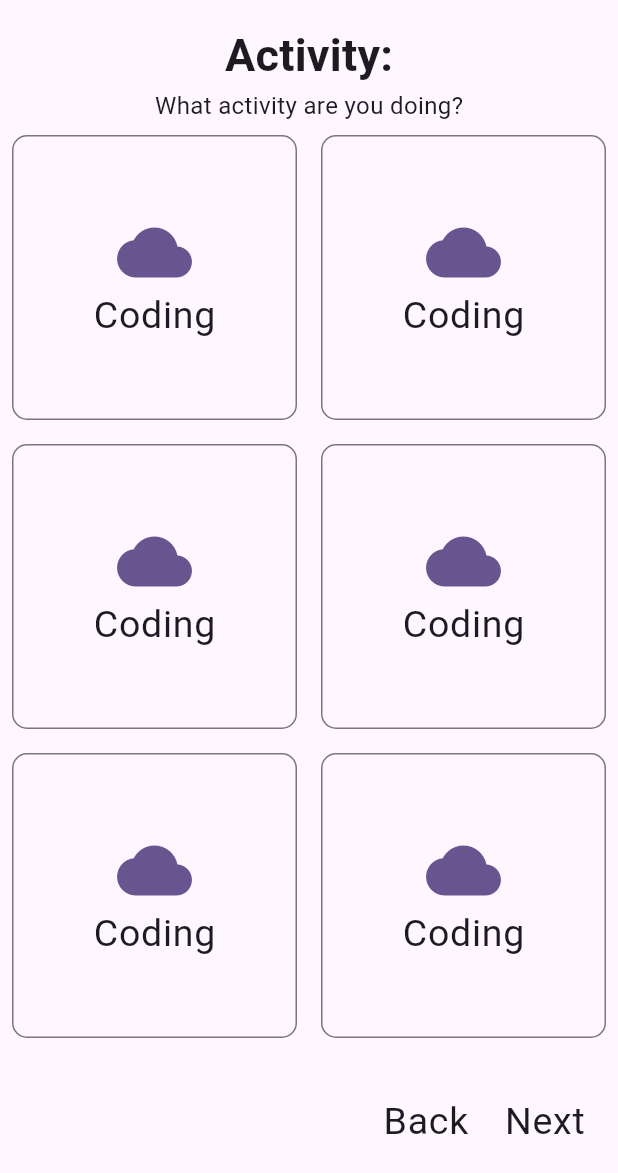
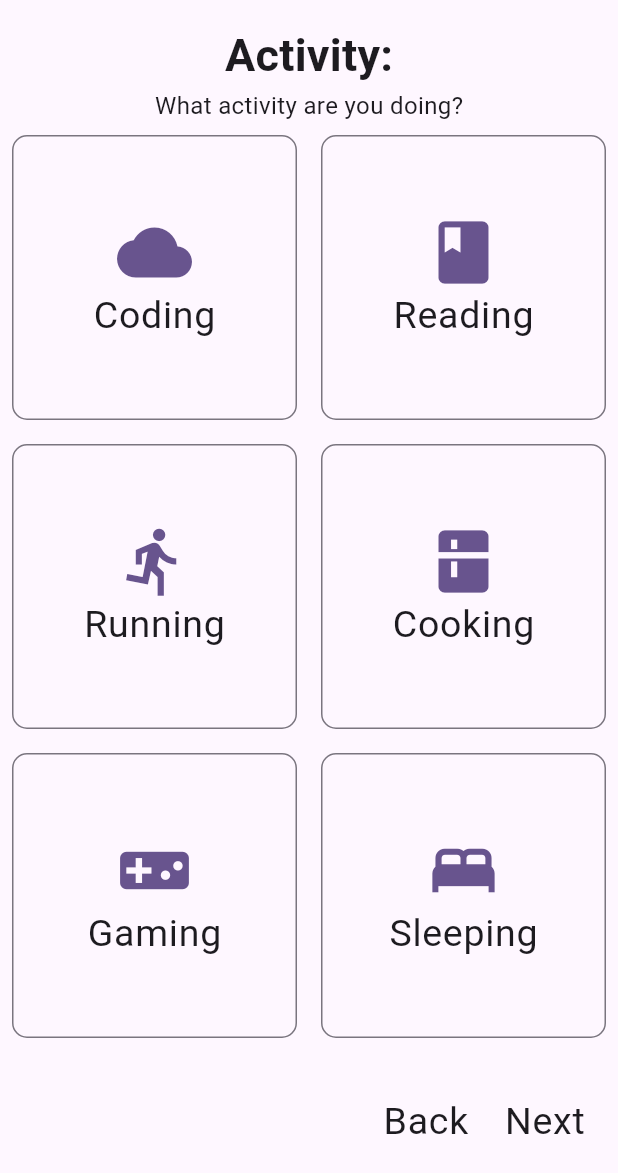
Before and after one commit to EonMurph/FooTime, a Flutter app: the TrackingPage screen opened directly, after a tap on "Next", on a phone screen of 412 x 824 dp, the part 63-1236 px from its top. Run offline on Flutter 3.47's test engine with Material 3 defaults, Android fonts, the phone set to English and light mode, and no system bars.

Commit message:
refactor: changed test data and text displayed above allocation sliders

```diff
--- a/lib/pages/tracker_page.dart
+++ b/lib/pages/tracker_page.dart
@@ -1,5 +1,3 @@
-import 'dart:math';
-
 import 'package:foo_time/pages/tracker_pages/how_long_page.dart';
 import 'package:foo_time/pages/tracker_pages/who_what_page.dart';
 import 'package:foo_time/utils/activity.dart';
@@ -29,19 +27,17 @@
   Widget build(BuildContext context) {
     final List<Activity> activities = const [
       Activity(id: 1, name: 'Coding', icon: Icons.cloud),
-      Activity(id: 1, name: 'Coding', icon: Icons.cloud),
-      Activity(id: 1, name: 'Coding', icon: Icons.cloud),
-      Activity(id: 1, name: 'Coding', icon: Icons.cloud),
-      Activity(id: 1, name: 'Coding', icon: Icons.cloud),
-      Activity(id: 1, name: 'Coding', icon: Icons.cloud),
+      Activity(id: 2, name: 'Reading', icon: Icons.book),
+      Activity(id: 3, name: 'Running', icon: Icons.directions_run),
+      Activity(id: 4, name: 'Cooking', icon: Icons.kitchen),
+      Activity(id: 5, name: 'Gaming', icon: Icons.videogame_asset),
+      Activity(id: 6, name: 'Sleeping', icon: Icons.bed),
     ];
     final List<Person> people = const [
       Person(id: 1, name: 'John', icon: Icons.person),
-      Person(id: 1, name: 'John', icon: Icons.person),
-      Person(id: 1, name: 'John', icon: Icons.person),
-      Person(id: 1, name: 'John', icon: Icons.person),
-      Person(id: 1, name: 'John', icon: Icons.person),
-      Person(id: 1, name: 'John', icon: Icons.person),
+      Person(id: 2, name: 'Jane', icon: Icons.person_outline),
+      Person(id: 3, name: 'Alice', icon: Icons.person_add),
+      Person(id: 4, name: 'Bob', icon: Icons.person_pin),
     ];
 
     return Scaffold(
@@ -61,16 +57,19 @@
         },
         controller: _pageController,
         scrollDirection: Axis.horizontal,
+        physics: const NeverScrollableScrollPhysics(),
         children: [
           WhoWhatPage(
             items: people,
             heading: 'People:',
             body: 'Who are you with?',
+            type: 'person',
           ),
           WhoWhatPage(
             items: activities,
             heading: 'Activity:',
             body: 'What activity are you doing?',
+            type: 'activity',
           ),
           const HowLongPage(),
         ],
--- a/lib/pages/tracker_pages/how_long_page.dart
+++ b/lib/pages/tracker_pages/how_long_page.dart
@@ -17,7 +17,6 @@ class _HowLongPageState extends State<HowLongPage> {
       Activity(id: 1, name: 'Coding', icon: Icons.cloud),
       Activity(id: 1, name: 'Coding', icon: Icons.cloud),
     ];
-    final elapsed = 15;
     final startTime = '12:45';
     final endTime = '13:35';
 
@@ -43,7 +42,7 @@ class _HowLongPageState extends State<HowLongPage> {
                         style: Theme.of(context).textTheme.labelMedium,
                       ),
                       Text(
-                        '$elapsed mins',
+                        '${sliderValues[index].round()} mins',
                         style: Theme.of(context).textTheme.labelSmall,
                       ),
                     ],
```
